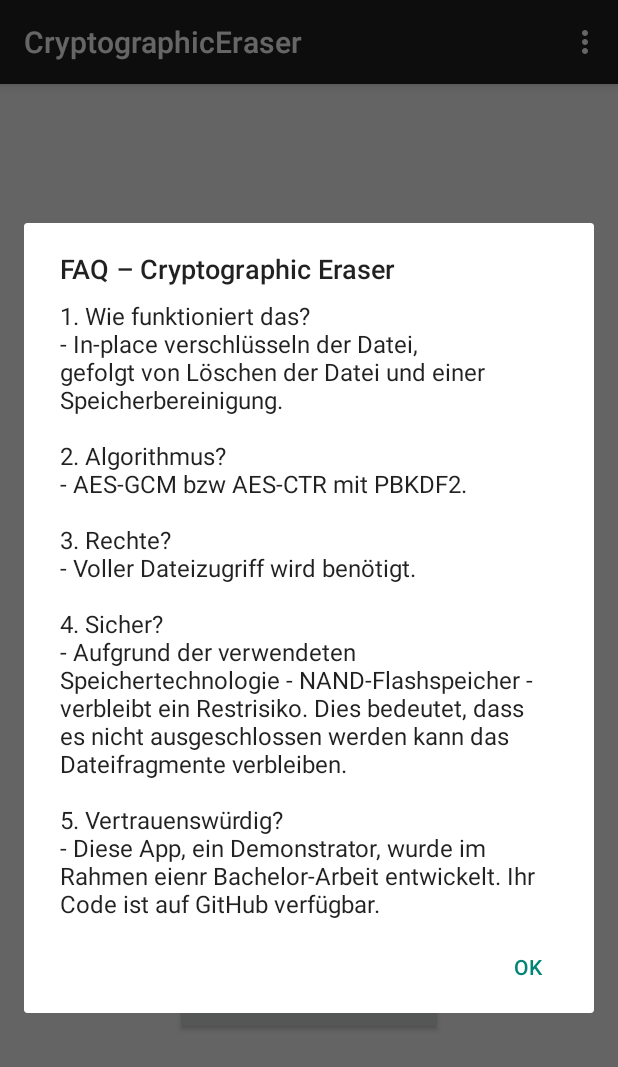
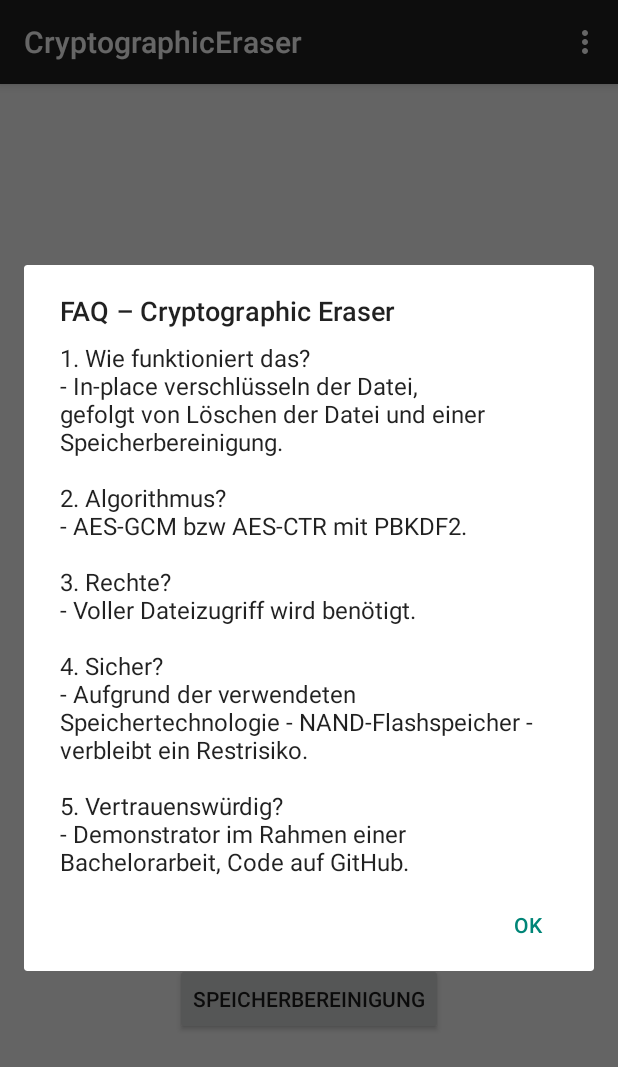
Before and after one commit to ratk87/CryptographicEraser, an Android app built with Jetpack Compose: the fragment FileExplorer placed in its activity, in the options menu, after a tap on "FAQ", on a phone screen of 412 x 824 dp. Shown: the top 1067 px of the screen. Run offline under Robolectric (Android 15) with nearby library versions, the phone set to English and light mode, and no system bars; 2 statements that could not run were skipped.

Commit message:
Kommentare geupdated und Code Review durchgeführt.

```diff
--- a/app/src/main/java/com/example/cryptographiceraser/FileExplorer.kt
+++ b/app/src/main/java/com/example/cryptographiceraser/FileExplorer.kt
@@ -13,103 +13,145 @@ import androidx.recyclerview.widget.LinearLayoutManager
 import androidx.recyclerview.widget.RecyclerView
 import java.io.File
 
+/**
+ * Fragment zur Anzeige eines einfachen Datei-Explorers.
+ * Erlaubt das Navigieren in Verzeichnissen und Auswahl von Dateien.
+ */
 class FileExplorer : Fragment() {
 
+    /**
+     * Interface für Callbacks, wenn der Nutzer Dateien ausgewählt hat.
+     */
     interface OnFileSelectedListener {
+        /**
+         * Wird aufgerufen, wenn eine oder mehrere Dateien ausgewählt wurden.
+         * @param selectedFiles Liste der ausgewählten Dateien
+         */
         fun onFilesSelected(selectedFiles: List<File>)
     }
 
+    /** Listener für Dateiauswahl, kann über setOnFileSelectedListener gesetzt werden */
     private var fileSelectedListener: OnFileSelectedListener? = null
 
+    /** Setter für den externen Listener */
     fun setOnFileSelectedListener(listener: OnFileSelectedListener) {
         fileSelectedListener = listener
     }
 
+    // UI-Komponenten
     private lateinit var btnInternal: Button
     private lateinit var btnGoUp: Button
     private lateinit var textCurrentPath: TextView
     private lateinit var recyclerView: RecyclerView
 
-    // unsere beiden Roots
+    // Wurzelverzeichnisse: interner Speicher und optional SD-Karte
     private val internalRoot = Environment.getExternalStorageDirectory()
     private var sdRoot: File? = null
 
-    // aktuell angezeigtes Verzeichnis
+    /** Aktuell angezeigtes Verzeichnis (initial internalRoot) */
     private var currentDir: File = internalRoot
 
+    /**
+     * Lifecycle-Callback: Wird aufgerufen, sobald das Fragment an die Activity angehängt ist.
+     * Hier wird geprüft, ob die Activity den OnFileSelectedListener implementiert
+     * und das SD-Karten-Rootverzeichnis ermittelt.
+     */
     override fun onAttach(context: Context) {
         super.onAttach(context)
+        // Activity als Listener setzen, falls implementiert
         if (context is OnFileSelectedListener) {
             fileSelectedListener = context
         }
-        // SD-Card-Root suchen:
+        // SD-Card-Root suchen (vier Ebenen aufsteigen)
         val extDirs = requireContext().getExternalFilesDirs(null)
         if (extDirs.size > 1 && extDirs[1] != null) {
-            // extDirs[1] ist z.B. /storage/XXXX-XXXX/Android/data/...
-            // wir steigen 4 Ebenen hinauf bis /storage/XXXX-XXXX
             var f = extDirs[1]
             repeat(4) { f = f.parentFile!! }
             sdRoot = f
         }
     }
 
+    /**
+     * Lifecycle-Callback: Erzeugt die View-Hierarchie des Fragments.
+     * Initialisiert UI-Elemente und lädt das interne Root-Verzeichnis.
+     */
     override fun onCreateView(
         inflater: LayoutInflater,
         container: ViewGroup?,
         savedInstanceState: Bundle?
     ): View? {
+        // Layout für den FileExplorer
         val root = inflater.inflate(R.layout.file_explorer, container, false)
 
-        btnInternal    = root.findViewById(R.id.btnInternal)
-        btnGoUp        = root.findViewById(R.id.btnGoUp)
+        // UI-Komponenten referenzieren
+        btnInternal     = root.findViewById(R.id.btnInternal)
+        btnGoUp         = root.findViewById(R.id.btnGoUp)
         textCurrentPath = root.findViewById(R.id.textCurrentPath)
-        recyclerView   = root.findViewById(R.id.recyclerViewFiles)
+        recyclerView    = root.findViewById(R.id.recyclerViewFiles)
         recyclerView.layoutManager = LinearLayoutManager(requireContext())
 
-        // Button-Click-Handler setzen
+        // Button-Handler: interner Speicher oder nach oben navigieren
         btnInternal.setOnClickListener { loadFiles(internalRoot) }
         btnGoUp.setOnClickListener { goUp() }
 
-        // initial intern laden
+        // Starte mit internem Root-Verzeichnis
         loadFiles(internalRoot)
         return root
     }
 
+    /**
+     * Lädt alle Dateien und Ordner in [dir], zeigt sie im RecyclerView an
+     * und aktualisiert den Pfad-Text.
+     *
+     * @param dir Verzeichnis, dessen Inhalt angezeigt werden soll
+     */
     private fun loadFiles(dir: File) {
         currentDir = dir
         textCurrentPath.text = "Pfad: ${currentDir.absolutePath}"
 
+        // Dateien sortiert nach Ordnern zuerst, dann alphabetisch
         val list = dir.listFiles()
             ?.sortedWith(compareBy({ !it.isDirectory }, { it.name }))
             ?: emptyList()
 
+        // Adapter für RecyclerView setzen
         recyclerView.adapter = FileAdapter(
             list,
             onDirClick = { loadFiles(it) },
             onCryptoShredClick = { file ->
+                // Einzeldatei auswählen und Callback aufrufen
                 fileSelectedListener?.onFilesSelected(listOf(file))
             }
         )
 
-        // GoUp-Button nur sichtbar, wenn nicht im Root (intern oder SD)
-        val isRoot = (currentDir == internalRoot) || (sdRoot != null && currentDir == sdRoot)
+        // GoUp-Button nur anzeigen, wenn wir nicht im Root sind
+        val isRoot = (currentDir == internalRoot)
+                || (sdRoot != null && currentDir == sdRoot)
         btnGoUp.visibility = if (isRoot) View.GONE else View.VISIBLE
     }
 
+    /**
+     * Navigiert eine Ebene nach oben, sofern das übergeordnete Verzeichnis
+     * noch zum internen oder SD-Root gehört.
+     */
     private fun goUp() {
         currentDir.parentFile
             ?.takeIf { parent ->
-                // Eltern‐Pfad noch unterhalb des gewählten Roots
                 when {
-                    currentDir.absolutePath.startsWith(internalRoot.absolutePath) -> parent.absolutePath.startsWith(internalRoot.absolutePath)
-                    sdRoot != null && currentDir.absolutePath.startsWith(sdRoot!!.absolutePath) -> parent.absolutePath.startsWith(sdRoot!!.absolutePath)
+                    currentDir.absolutePath.startsWith(internalRoot.absolutePath) ->
+                        parent.absolutePath.startsWith(internalRoot.absolutePath)
+                    sdRoot != null && currentDir.absolutePath.startsWith(sdRoot!!.absolutePath) ->
+                        parent.absolutePath.startsWith(sdRoot!!.absolutePath)
                     else -> false
                 }
             }
             ?.let { loadFiles(it) }
     }
 
-    /** zum Refresh nach Löschung etc. */
+    /**
+     * Refresh-Funktion, um das aktuelle Verzeichnis neu zu laden
+     * (z. B. nach dem Löschen einer Datei).
+     */
     fun refreshCurrentDir() {
         loadFiles(currentDir)
     }
--- a/app/src/main/java/com/example/cryptographiceraser/MainActivity.kt
+++ b/app/src/main/java/com/example/cryptographiceraser/MainActivity.kt
@@ -21,39 +21,48 @@ import androidx.fragment.app.FragmentManager
 import androidx.lifecycle.lifecycleScope
 import java.io.File
 
+/**
+ * Haupt-Activity der App; zeigt Speicherstatistiken,
+ * startet den Datei-Explorer zum „Shredden“ ausgewählter Dateien
+ * und initiiert das Überschreiben des freien Speicherplatzes.
+ */
 class MainActivity : AppCompatActivity(), FileExplorer.OnFileSelectedListener {
 
     companion object {
+        /** Request-Code für Speicher-Berechtigungen (READ & WRITE) */
         private const val STORAGE_PERMISSION_REQUEST_CODE = 1001
     }
 
+    /** Controller für Verschlüsselungs- und Lösch-Workflows */
     private lateinit var controller: CryptoEraseController
+
+    /** Dialog für Fortschrittsanzeigen (Encrypt/Delete/Free-Space) */
     private var statusDialog: Dialog? = null
 
     override fun onCreate(savedInstanceState: Bundle?) {
         super.onCreate(savedInstanceState)
         setContentView(R.layout.activity_main)
 
-        // 1) Laufzeit‐Berechtigungen sicherstellen
+        // 1) Permissions: Stelle sicher, dass App Lese-/Schreibzugriff hat
         ensureStoragePermissions()
 
-        // 2) Controller initialisieren
+        // 2) Controller instanziieren mit Kontext, FragmentManager und Coroutine-Scope
         controller = CryptoEraseController(
             context = this,
             fragmentManager = supportFragmentManager,
             lifecycleScope = lifecycleScope
         )
 
-        // 3) UI‐Elemente referenzieren
+        // 3) UI-Elemente aus Layout referenzieren
         val textInternal = findViewById<TextView>(R.id.textInternalStorage)
         val btnShred     = findViewById<Button>(R.id.btnShredFile)
         val btnWipe      = findViewById<Button>(R.id.btnWipe)
 
-        // 4) Speicher‐Statistiken anzeigen
+        // 4) Aktuelle Speicherstatistiken ermitteln und anzeigen
         val (total, free) = WipeUtils.getStorageStats(filesDir)
         textInternal.text = "Internal (Total / Free): ${formatGB(total)} / ${formatGB(free)}"
 
-        // 5) „Shred File“ → eigenem FileExplorer starten
+        // 5) Button „Shred File“: öffnet FileExplorer, wenn Berechtigung vorhanden
         btnShred.setOnClickListener {
             if (hasStoragePermission()) {
                 openFileExplorer()
@@ -63,7 +72,7 @@ class MainActivity : AppCompatActivity(), FileExplorer.OnFileSelectedListener {
             }
         }
 
-        // 6) „Wipe Free Space“ → direkt Freispeicher‐Wipe
+        // 6) Button „Wipe Free Space“: startet Freispeicher-Wipe
         btnWipe.setOnClickListener {
             if (hasStoragePermission()) {
                 startWipeFreeSpace()
@@ -75,31 +84,33 @@ class MainActivity : AppCompatActivity(), FileExplorer.OnFileSelectedListener {
     }
 
     // -------------------------
-    //  Permissions
+    // Berechtigungs-Logik
     // -------------------------
 
+    /** Prüft, ob die nötigen Speicher-Berechtigungen erteilt wurden */
     private fun hasStoragePermission(): Boolean {
         return if (Build.VERSION.SDK_INT >= Build.VERSION_CODES.R) {
+            // Android 11+: „Manage all files“
             Environment.isExternalStorageManager()
         } else {
-            // beide Permissions müssen da sein
+            // Android 6–10: READ & WRITE nötig
             ContextCompat.checkSelfPermission(this, Manifest.permission.READ_EXTERNAL_STORAGE)  == PackageManager.PERMISSION_GRANTED &&
                     ContextCompat.checkSelfPermission(this, Manifest.permission.WRITE_EXTERNAL_STORAGE) == PackageManager.PERMISSION_GRANTED
         }
     }
 
-
+    /** Fordert bei Bedarf die Laufzeit-Berechtigungen an */
     private fun ensureStoragePermissions() {
         if (Build.VERSION.SDK_INT >= Build.VERSION_CODES.R) {
-            // Android 11+
             if (!Environment.isExternalStorageManager()) {
+                // Menü öffnen, damit Nutzer „All Files Access“ erteilen kann
                 startActivity(
                     Intent(Settings.ACTION_MANAGE_APP_ALL_FILES_ACCESS_PERMISSION)
                         .apply { data = Uri.parse("package:$packageName") }
                 )
             }
         } else {
-            // Android 6–10: sowohl READ als auch WRITE
+            // Für ältere Android-Versionen: READ + WRITE gemeinsam anfragen
             val perms = arrayOf(
                 Manifest.permission.READ_EXTERNAL_STORAGE,
                 Manifest.permission.WRITE_EXTERNAL_STORAGE
@@ -117,7 +128,7 @@ class MainActivity : AppCompatActivity(), FileExplorer.OnFileSelectedListener {
         }
     }
 
-
+    /** Callback für das Ergebnis der Berechtigungsanfrage */
     override fun onRequestPermissionsResult(
         requestCode: Int, permissions: Array<out String>, grantResults: IntArray
     ) {
@@ -132,14 +143,15 @@ class MainActivity : AppCompatActivity(), FileExplorer.OnFileSelectedListener {
         }
     }
 
-
     // -------------------------
-    //  FileExplorer
+    // File Explorer-Integration
     // -------------------------
 
+    /** Startet den FileExplorer-Fragment, um Dateien auszuwählen */
     private fun openFileExplorer() {
         supportFragmentManager
             .popBackStack("FileExplorer", FragmentManager.POP_BACK_STACK_INCLUSIVE)
+
         FileExplorer().apply {
             setOnFileSelectedListener(this@MainActivity)
         }.also {
@@ -150,30 +162,33 @@ class MainActivity : AppCompatActivity(), FileExplorer.OnFileSelectedListener {
         }
     }
 
+    /** Wird aufgerufen, wenn der Nutzer Dateien im Explorer ausgewählt hat */
     override fun onFilesSelected(selectedFiles: List<File>) {
         if (selectedFiles.isEmpty()) {
             showToast("Keine Datei gewählt.")
             return
         }
+        // Shred-Workflow: verschlüsseln + löschen → liefert (Erfolg, Fehler)
         controller.shredFiles(selectedFiles) { success, failed ->
             showToast("$success Dateien gelöscht, $failed Fehler.")
-            // Nachfrage: Freien Speicher bereinigen?
+            // Frage: Freispeicher bereinigen?
             AlertDialog.Builder(this)
                 .setTitle("Freien Speicher bereinigen?")
                 .setMessage("Möchten Sie jetzt den freien Speicher mit Zufallsdaten überschreiben?")
                 .setPositiveButton("Ja") { _, _ -> startWipeFreeSpace() }
                 .setNegativeButton("Nein", null)
                 .show()
-            // Explorer aktualisieren
+            // Explorer aktualisieren, um gelöschte Dateien zu entfernen
             (supportFragmentManager.findFragmentByTag("FileExplorer") as? FileExplorer)
                 ?.refreshCurrentDir()
         }
     }
 
     // -------------------------
-    //  Freien Speicher bereinigen
+    // Freien Speicher bereinigen
     // -------------------------
 
+    /** Startet den Freispeicher-Wipe mit Callback für UI-Updates */
     private fun startWipeFreeSpace() {
         controller.startWipeFreeSpace(
             dir = filesDir,
@@ -186,7 +201,7 @@ class MainActivity : AppCompatActivity(), FileExplorer.OnFileSelectedListener {
     }
 
     // -------------------------
-    //  Options‐Menu
+    // Optionsmenü (FAQ, Exit)
     // -------------------------
 
     override fun onCreateOptionsMenu(menu: Menu?): Boolean {
@@ -195,6 +210,7 @@ class MainActivity : AppCompatActivity(), FileExplorer.OnFileSelectedListener {
     }
     override fun onOptionsItemSelected(item: MenuItem): Boolean = when (item.itemId) {
         R.id.action_faq -> {
+            // Zeigt eine FAQ-Box mit Erklärungen zur App
             AlertDialog.Builder(this)
                 .setTitle("FAQ – Cryptographic Eraser")
                 .setMessage(
@@ -205,15 +221,16 @@ class MainActivity : AppCompatActivity(), FileExplorer.OnFileSelectedListener {
                             "3. Rechte?\n" +
                             "- Voller Dateizugriff wird benötigt.\n\n" +
                             "4. Sicher?\n" +
-                            "- Aufgrund der verwendeten Speichertechnologie - NAND-Flashspeicher - verbleibt ein Restrisiko. Dies bedeutet, dass es nicht ausgeschlossen werden kann das Dateifragmente verbleiben.\n\n" +
+                            "- Aufgrund der verwendeten Speichertechnologie - NAND-Flashspeicher - verbleibt ein Restrisiko.\n\n" +
                             "5. Vertrauenswürdig?\n" +
-                            "- Diese App, ein Demonstrator, wurde im Rahmen eienr Bachelor-Arbeit entwickelt. Ihr Code ist auf GitHub verfügbar."
+                            "- Demonstrator im Rahmen einer Bachelorarbeit, Code auf GitHub."
                 )
                 .setPositiveButton("OK", null)
                 .show()
             true
         }
         R.id.action_exit -> {
+            // App vollständig beenden
             finishAffinity()
             true
         }
@@ -221,9 +238,10 @@ class MainActivity : AppCompatActivity(), FileExplorer.OnFileSelectedListener {
     }
 
     // -------------------------
-    //  Fortschritts‐Dialog & Toast
+    // Fortschritts-Dialog & Toast
     // -------------------------
 
+    /** Zeigt oder aktualisiert einen Status-Dialog mit Text und Prozent */
     private fun showStatusDialog(status: String, progress: Int) {
         if (statusDialog == null) {
             statusDialog = Dialog().apply {
@@ -237,18 +255,25 @@ class MainActivity : AppCompatActivity(), FileExplorer.OnFileSelectedListener {
         }
     }
 
+    /** Blendet den Fortschritts-Dialog aus */
     private fun hideStatusDialog() {
         statusDialog?.dismissAllowingStateLoss()
         statusDialog = null
     }
 
+    /** Einfache Helper-Funktion für lange Toast-Nachrichten */
     private fun showToast(msg: String) =
         Toast.makeText(this, msg, Toast.LENGTH_LONG).show()
 
     // -------------------------
-    //  Hilfsfunktion
+    // Hilfsfunktionen
     // -------------------------
 
+    /**
+     * Formatiert Byte-Werte in GB mit zwei Nachkommastellen
+     * @param bytes Anzahl Bytes
+     * @return Formatierte String-Darstellung, z.B. "1.23 GB"
+     */
     private fun formatGB(bytes: Long): String {
         val gb = bytes / 1_073_741_824.0
         return String.format("%.2f GB", gb)
```
Also changed, not shown: app/src/main/java/com/example/cryptographiceraser/CryptoEraseController.kt (+57 -11 lines), app/src/main/java/com/example/cryptographiceraser/CryptoUtils.kt (+45 -41 lines), app/src/main/java/com/example/cryptographiceraser/Dialog.kt (+51 -8 lines), app/src/main/java/com/example/cryptographiceraser/DialogUtils.kt (+10 -1 lines), app/src/main/java/com/example/cryptographiceraser/FileAdapter.kt (+52 -11 lines), app/src/main/java/com/example/cryptographiceraser/WipeUtils.kt (+48 -34 lines).
